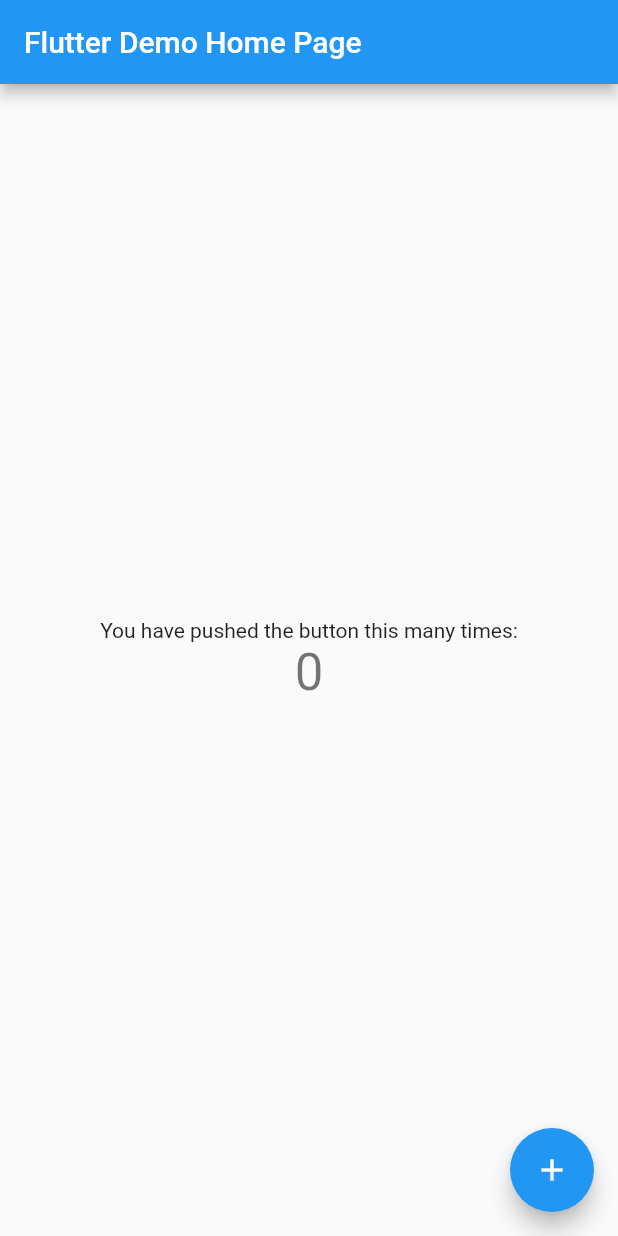
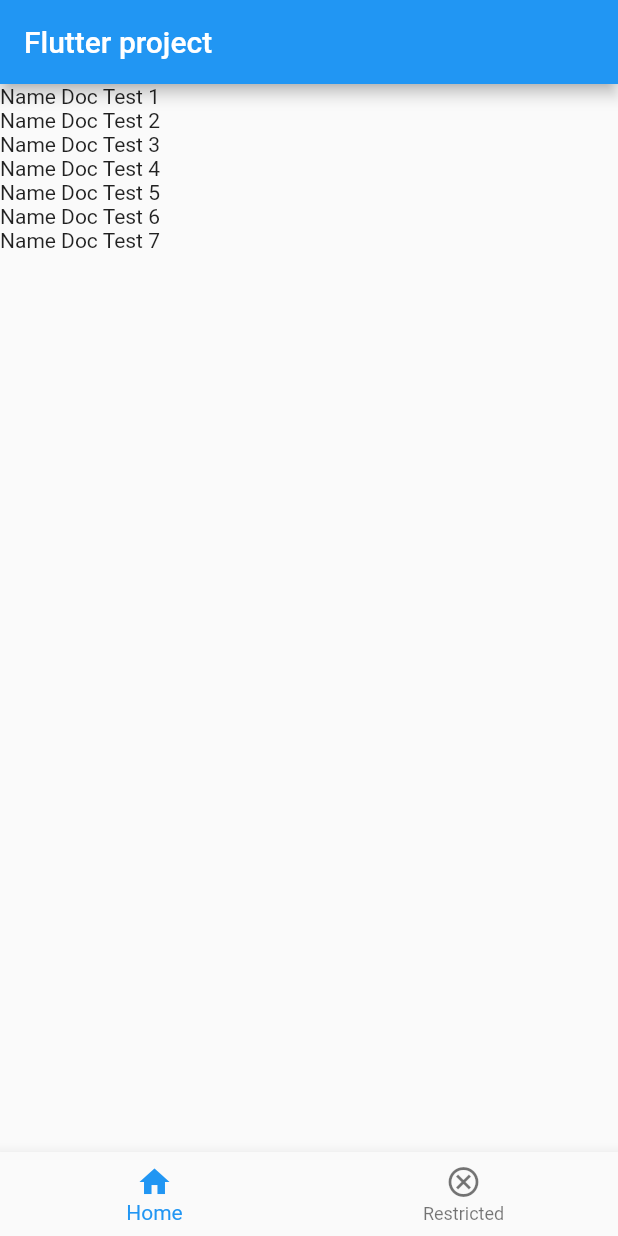
Before and after one commit to sberdine77/flutter_project, a Flutter app: the screen it shows after launch, on a phone screen of 412 x 824 dp. Run offline on Flutter 3.47's test engine with Material 2 defaults, Android fonts, the phone set to English and light mode, and no system bars.

Commit message:
Bottom Navigation bar and mocked data added

```diff
--- a/lib/main.dart
+++ b/lib/main.dart
@@ -1,4 +1,5 @@
 import 'package:flutter/material.dart';
+import './src/views/HomeView.dart';
 
 void main() {
   runApp(MyApp());
@@ -9,109 +10,8 @@ class MyApp extends StatelessWidget {
   @override
   Widget build(BuildContext context) {
     return MaterialApp(
-      title: 'Flutter Demo',
-      theme: ThemeData(
-        // This is the theme of your application.
-        //
-        // Try running your application with "flutter run". You'll see the
-        // application has a blue toolbar. Then, without quitting the app, try
-        // changing the primarySwatch below to Colors.green and then invoke
-        // "hot reload" (press "r" in the console where you ran "flutter run",
-        // or simply save your changes to "hot reload" in a Flutter IDE).
-        // Notice that the counter didn't reset back to zero; the application
-        // is not restarted.
-        primarySwatch: Colors.blue,
-        // This makes the visual density adapt to the platform that you run
-        // the app on. For desktop platforms, the controls will be smaller and
-        // closer together (more dense) than on mobile platforms.
-        visualDensity: VisualDensity.adaptivePlatformDensity,
-      ),
-      home: MyHomePage(title: 'Flutter Demo Home Page'),
+      title: "Flutter Project",
+      home: Home()
     );
   }
 }
-
-class MyHomePage extends StatefulWidget {
-  MyHomePage({Key key, this.title}) : super(key: key);
-
-  // This widget is the home page of your application. It is stateful, meaning
-  // that it has a State object (defined below) that contains fields that affect
-  // how it looks.
-
-  // This class is the configuration for the state. It holds the values (in this
-  // case the title) provided by the parent (in this case the App widget) and
-  // used by the build method of the State. Fields in a Widget subclass are
-  // always marked "final".
-
-  final String title;
-
-  @override
-  _MyHomePageState createState() => _MyHomePageState();
-}
-
-class _MyHomePageState extends State<MyHomePage> {
-  int _counter = 0;
-
-  void _incrementCounter() {
-    setState(() {
-      // This call to setState tells the Flutter framework that something has
-      // changed in this State, which causes it to rerun the build method below
-      // so that the display can reflect the updated values. If we changed
-      // _counter without calling setState(), then the build method would not be
-      // called again, and so nothing would appear to happen.
-      _counter++;
-    });
-  }
-
-  @override
-  Widget build(BuildContext context) {
-    // This method is rerun every time setState is called, for instance as done
-    // by the _incrementCounter method above.
-    //
-    // The Flutter framework has been optimized to make rerunning build methods
-    // fast, so that you can just rebuild anything that needs updating rather
-    // than having to individually change instances of widgets.
-    return Scaffold(
-      appBar: AppBar(
-        // Here we take the value from the MyHomePage object that was created by
-        // the App.build method, and use it to set our appbar title.
-        title: Text(widget.title),
-      ),
-      body: Center(
-        // Center is a layout widget. It takes a single child and positions it
-        // in the middle of the parent.
-        child: Column(
-          // Column is also a layout widget. It takes a list of children and
-          // arranges them vertically. By default, it sizes itself to fit its
-          // children horizontally, and tries to be as tall as its parent.
-          //
-          // Invoke "debug painting" (press "p" in the console, choose the
-          // "Toggle Debug Paint" action from the Flutter Inspector in Android
-          // Studio, or the "Toggle Debug Paint" command in Visual Studio Code)
-          // to see the wireframe for each widget.
-          //
-          // Column has various properties to control how it sizes itself and
-          // how it positions its children. Here we use mainAxisAlignment to
-          // center the children vertically; the main axis here is the vertical
-          // axis because Columns are vertical (the cross axis would be
-          // horizontal).
-          mainAxisAlignment: MainAxisAlignment.center,
-          children: <Widget>[
-            Text(
-              'You have pushed the button this many times:',
-            ),
-            Text(
-              '$_counter',
-              style: Theme.of(context).textTheme.headline4,
-            ),
-          ],
-        ),
-      ),
-      floatingActionButton: FloatingActionButton(
-        onPressed: _incrementCounter,
-        tooltip: 'Increment',
-        child: Icon(Icons.add),
-      ), // This trailing comma makes auto-formatting nicer for build methods.
-    );
-  }
-}
--- a/lib/src/models/Document.dart
+++ b/lib/src/models/Document.dart
@@ -0,0 +1,59 @@
+class Document {
+  final String id;
+  final String name;
+  final String description;
+  final String content;
+
+  const Document({
+    this.id,
+    this.name,
+    this.description,
+    this.content
+  });
+
+}
+
+final testHomeDocuments = [
+  new Document(
+    id: 'testId123',
+    name: 'Name Doc Test 1',
+    description: 'Test description doc 1 example',
+    content: 'Lorem ipsum dolor sit amet, consectetur adipiscing elit, sed do eiusmod tempor incididunt ut labore et dolore magna aliqua. Ut enim ad minim veniam, quis nostrud exercitation ullamco laboris nisi ut aliquip ex ea commodo consequat. Duis aute irure dolor in reprehenderit in voluptate velit esse cillum dolore eu fugiat nulla pariatur. Excepteur sint occaecat cupidatat non proident, sunt in culpa qui officia deserunt mollit anim id est laborum.',
+  ),
+  new Document(
+    id: 'testId1234897',
+    name: 'Name Doc Test 2',
+    description: 'Test description doc 2 example',
+    content: 'Lorem ipsum dolor sit amet, consectetur adipiscing elit, sed do eiusmod tempor incididunt ut labore et dolore magna aliqua. Ut enim ad minim veniam, quis nostrud exercitation ullamco laboris nisi ut aliquip ex ea commodo consequat. Duis aute irure dolor in reprehenderit in voluptate velit esse cillum dolore eu fugiat nulla pariatur. Excepteur sint occaecat cupidatat non proident, sunt in culpa qui officia deserunt mollit anim id est laborum.',
+  ),
+  new Document(
+    id: 'testId12456673',
+    name: 'Name Doc Test 3',
+    description: 'Test description doc 3 example big text to test the interface behavior',
+    content: 'Lorem ipsum dolor sit amet, consectetur adipiscing elit, sed do eiusmod tempor incididunt ut labore et dolore magna aliqua. Ut enim ad minim veniam, quis nostrud exercitation ullamco laboris nisi ut aliquip ex ea commodo consequat. Duis aute irure dolor in reprehenderit in voluptate velit esse cillum dolore eu fugiat nulla pariatur. Excepteur sint occaecat cupidatat non proident, sunt in culpa qui officia deserunt mollit anim id est laborum.',
+  ),
+  new Document(
+    id: 'testId056894',
+    name: 'Name Doc Test 4',
+    description: 'Test description doc 4 example',
+    content: 'Lorem ipsum dolor sit amet, consectetur adipiscing elit, sed do eiusmod tempor incididunt ut labore et dolore magna aliqua. Ut enim ad minim veniam, quis nostrud exercitation ullamco laboris nisi ut aliquip ex ea commodo consequat. Duis aute irure dolor in reprehenderit in voluptate velit esse cillum dolore eu fugiat nulla pariatur. Excepteur sint occaecat cupidatat non proident, sunt in culpa qui officia deserunt mollit anim id est laborum.',
+  ),
+  new Document(
+    id: 'testId1397423',
+    name: 'Name Doc Test 5',
+    description: 'Test description doc 5 example',
+    content: 'Lorem ipsum dolor sit amet, consectetur adipiscing elit, sed do eiusmod tempor incididunt ut labore et dolore magna aliqua. Ut enim ad minim veniam, quis nostrud exercitation ullamco laboris nisi ut aliquip ex ea commodo consequat. Duis aute irure dolor in reprehenderit in voluptate velit esse cillum dolore eu fugiat nulla pariatur. Excepteur sint occaecat cupidatat non proident, sunt in culpa qui officia deserunt mollit anim id est laborum.',
+  ),
+  new Document(
+    id: 'testId1230897653',
+    name: 'Name Doc Test 6',
+    description: 'Test description doc 6 example',
+    content: 'Lorem ipsum dolor sit amet, consectetur adipiscing elit, sed do eiusmod tempor incididunt ut labore et dolore magna aliqua. Ut enim ad minim veniam, quis nostrud exercitation ullamco laboris nisi ut aliquip ex ea commodo consequat. Duis aute irure dolor in reprehenderit in voluptate velit esse cillum dolore eu fugiat nulla pariatur. Excepteur sint occaecat cupidatat non proident, sunt in culpa qui officia deserunt mollit anim id est laborum.',
+  ),
+  new Document(
+    id: 'testId121734576439803',
+    name: 'Name Doc Test 7',
+    description: 'Test description doc 7 example',
+    content: 'Lorem ipsum dolor sit amet, consectetur adipiscing elit, sed do eiusmod tempor incididunt ut labore et dolore magna aliqua. Ut enim ad minim veniam, quis nostrud exercitation ullamco laboris nisi ut aliquip ex ea commodo consequat. Duis aute irure dolor in reprehenderit in voluptate velit esse cillum dolore eu fugiat nulla pariatur. Excepteur sint occaecat cupidatat non proident, sunt in culpa qui officia deserunt mollit anim id est laborum.',
+  )
+];
--- /dev/null
+++ b/lib/src/views/HomeContentView.dart
@@ -0,0 +1,27 @@
+import 'package:flutter/material.dart';
+import '../models/Document.dart';
+
+class HomeContentView extends StatefulWidget {
+  @override
+  State<StatefulWidget> createState() {
+    return _HomeContentViewState();
+  }
+}
+
+class _HomeContentViewState extends State<HomeContentView> {
+  List<Document> _documents = testHomeDocuments;
+  @override
+  Widget build(BuildContext context) {
+    return Scaffold(
+      body: new Center(
+        child: new ListView(
+          children: _documents.map(_buildListItem).toList(),
+        ),
+      )
+    );
+  }
+
+  Widget _buildListItem(Document document) {
+    return new Text(document.name);
+  }
+}
--- /dev/null
+++ b/lib/src/views/HomeView.dart
@@ -0,0 +1,48 @@
+import 'package:flutter/material.dart';
+import 'HomeContentView.dart';
+import 'RestrictedContentView.dart';
+
+class Home extends StatefulWidget {
+  @override
+  State<StatefulWidget> createState() {
+    return _HomeState();
+  }
+}
+
+class _HomeState extends State<Home> {
+  int _currentIndex = 0;
+  final List<Widget> _children = [
+    HomeContentView(),
+    RestrictedContentView(Colors.deepOrange),
+  ];
+
+  @override
+  Widget build(BuildContext context) {
+    return Scaffold(
+      appBar: AppBar(
+        title: Text('Flutter project')
+      ),
+      body: _children[_currentIndex],
+      bottomNavigationBar: BottomNavigationBar(
+        currentIndex: _currentIndex,
+        onTap: navigationBarIconTapped,
+        items: [
+          BottomNavigationBarItem(
+            icon: new Icon(Icons.home),
+            label: 'Home'
+          ),
+          BottomNavigationBarItem(
+              icon: new Icon(Icons.cancel_outlined),
+              label: 'Restricted'
+          ),
+        ],
+      ),
+    );
+  }
+
+  void navigationBarIconTapped(int index) {
+    setState(() {
+      _currentIndex = index;
+    });
+  }
+}
--- /dev/null
+++ b/lib/src/views/RestrictedContentView.dart
@@ -0,0 +1,15 @@
+import 'package:flutter/material.dart';
+
+class RestrictedContentView extends StatelessWidget {
+  final Color color;
+
+  RestrictedContentView(this.color);
+
+  @override
+  Widget build(BuildContext context) {
+    return Container(
+      color: color,
+    );
+  }
+
+}
```
